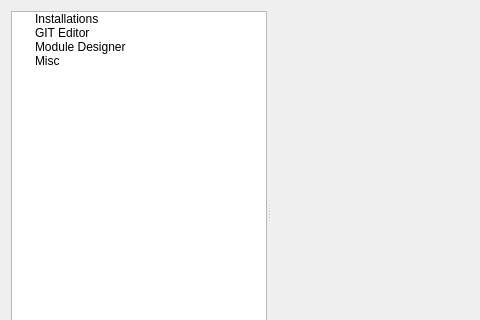
Above: Tools/HolocronToolset/src/ui/dialogs/settings.ui from NickHugi/PyKotor before the change; both pictures show x 0 to 480 and y 0 to 320 of the 757 by 451 pixel window. Below: the same form after it.
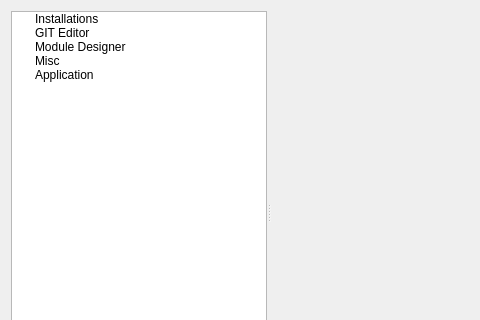
That is the form after the change. Custom widgets are drawn as their Qt base class.

```diff
--- a/Tools/HolocronToolset/src/ui/dialogs/settings.ui
+++ b/Tools/HolocronToolset/src/ui/dialogs/settings.ui
@@ -54,6 +54,11 @@
         <string>Misc</string>
        </property>
       </item>
+      <item>
+       <property name="text">
+        <string>Application</string>
+       </property>
+      </item>
      </widget>
      <widget class="QStackedWidget" name="settingsStack">
       <property name="sizePolicy">
@@ -121,6 +126,12 @@
    <header location="global">toolset.gui.widgets.settings.installations</header>
    <container>1</container>
   </customwidget>
+  <customwidget>
+   <class>ApplicationSettingsWidget</class>
+   <extends>QWidget</extends>
+   <header location="global">toolset.gui.widgets.settings.application</header>
+   <container>1</container>
+  </customwidget>
   <customwidget>
    <class>ModuleDesignerWidget</class>
    <extends>QWidget</extends>
```
Left out of the diff: 9 changed lines with no effect on the pictures.
